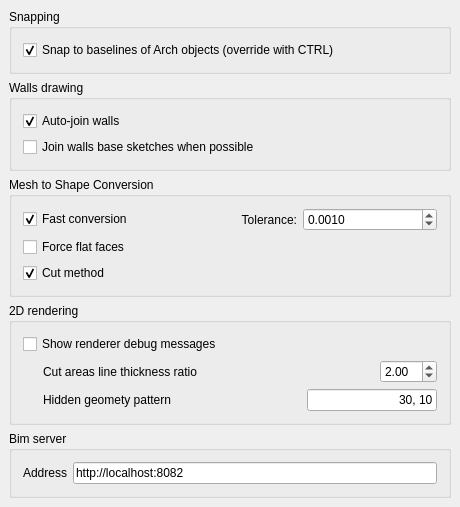
Old version of the form src/Mod/Arch/Resources/ui/preferences-arch.ui in the repository berndhahnebach/All_FreeCAD.
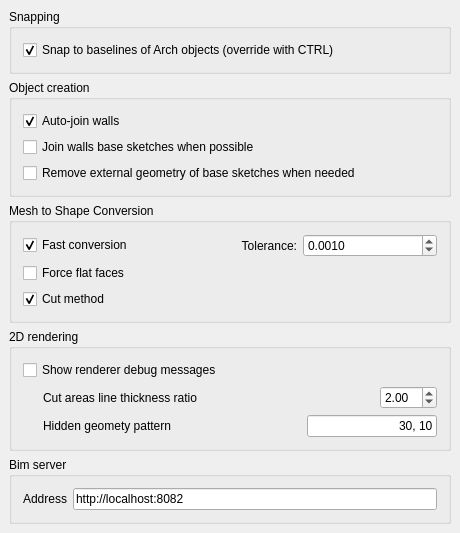
New version of the form. Custom widgets are drawn as their Qt base class.

Commit message: Arch: New behaviour against circular dependency can now be switched off in preferences

Patch:
```diff
--- a/src/Mod/Arch/Resources/ui/preferences-arch.ui
+++ b/src/Mod/Arch/Resources/ui/preferences-arch.ui
@@ -52,7 +52,7 @@
    <item>
     <widget class="QGroupBox" name="groupBox_4">
      <property name="title">
-      <string>Walls drawing</string>
+      <string>Object creation</string>
      </property>
      <layout class="QVBoxLayout" name="verticalLayout_4">
       <item>
@@ -95,6 +95,26 @@
         </item>
        </layout>
       </item>
+      <item>
+       <layout class="QHBoxLayout" name="horizontalLayout_11">
+        <item>
+         <widget class="Gui::PrefCheckBox" name="checkBox">
+          <property name="toolTip">
+           <string>Two possible strategies to avoid circular dependencies: Create one more object (unchecked) or remove external geometry of base sketch (checked)</string>
+          </property>
+          <property name="text">
+           <string>Remove external geometry of base sketches when needed</string>
+          </property>
+          <property name="prefEntry" stdset="0">
+           <cstring>archRemoveExternal</cstring>
+          </property>
+          <property name="prefPath" stdset="0">
+           <cstring>Mod/Arch</cstring>
+          </property>
+         </widget>
+        </item>
+       </layout>
+      </item>
      </layout>
     </widget>
    </item>
```
The commit also changes 3 other files.
